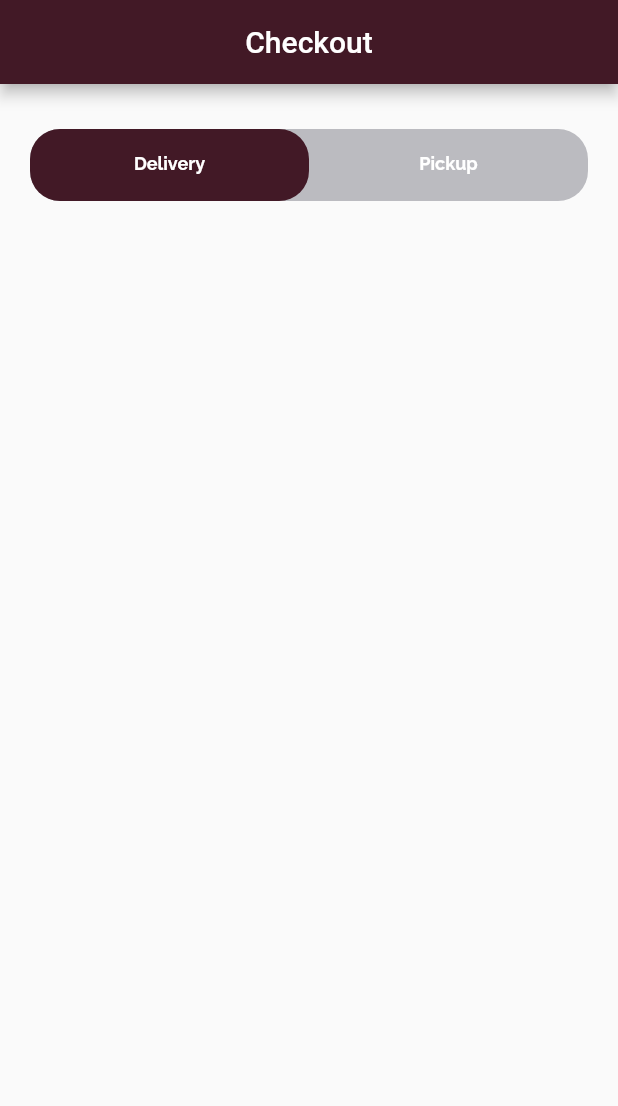
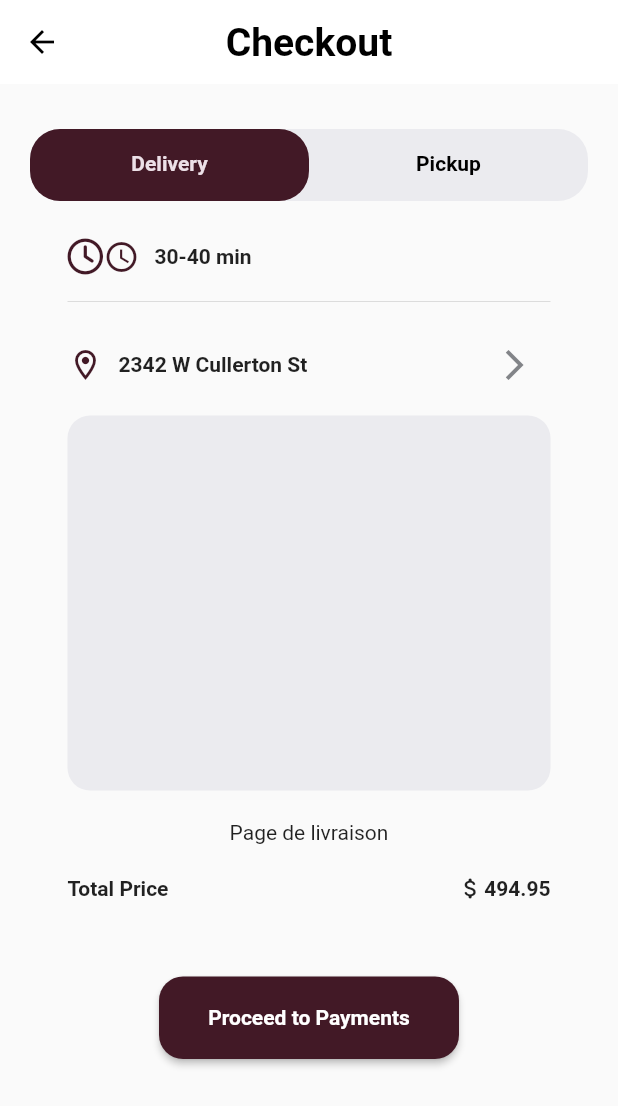
Before and after one commit to desireeDev/wineshop, a Flutter app: the CheckOutScreen screen opened directly, on a phone screen of 412 x 824 dp. Shown: the top 1106 px of the screen. Run offline on Flutter 3.47's test engine with Material 2 defaults, Android fonts, the phone set to English and light mode, and no system bars; our stand-ins replace font_awesome_flutter, google_fonts, introduction_screen; missing offline and left inert: onboarding; Roboto replaces fonts that are missing (Gabriela).

Commit message:
Add de fontawesome icons

```diff
--- a/lib/main.dart
+++ b/lib/main.dart
@@ -1,6 +1,4 @@
 import 'package:flutter/material.dart';
-import 'package:wineshop/screens/intro_screen.dart';
-import 'package:wineshop/screens/present_screen.dart';
 import 'package:wineshop/screens/presentation/introduction_screen.dart';
 
 void main() {
--- a/lib/screens/checkout_screen.dart
+++ b/lib/screens/checkout_screen.dart
@@ -1,4 +1,5 @@
 import 'package:flutter/material.dart';
+import 'package:font_awesome_flutter/font_awesome_flutter.dart';
 import 'package:google_fonts/google_fonts.dart';
 
 class CheckOutScreen extends StatefulWidget {
@@ -27,23 +28,35 @@ class _CheckOutScreenState extends State<CheckOutScreen> with TickerProviderStat
   Widget build(BuildContext context) {
     return Scaffold(
       appBar: AppBar(
+        elevation: 0,
+        backgroundColor: const Color(0xFFFFFFFF),
         title: Text(
             "Checkout",
-            style: GoogleFonts.gabriela(),
+            style: GoogleFonts.gabriela(textStyle: const TextStyle(
+                color: Color(0xff000000),
+                fontWeight: FontWeight.bold,
+              fontSize: 26
+            )),
         ),
         centerTitle: true,
+        leading: IconButton(
+            onPressed: (){
+              Navigator.pop(context);
+            },
+            icon: const Icon(Icons.arrow_back_sharp,color: Color(0xff000000),)),
       ),
       body: ListView(
-        padding: const EdgeInsets.only(left: 20, right: 20, top: 30),
+        padding: const EdgeInsets.only(left: 20, right: 20, top: 30,bottom: 0.0),
         children: [
           Container(
             decoration: BoxDecoration(
               borderRadius: BorderRadius.circular(20),
-              color: const Color(0xFFBBBBC0),
+              color: const Color(0xFFEBEBEF),
             ),
             child: TabBar(
               controller: _controller,
-
+              labelColor: const Color(0xFFECE0E7),
+              unselectedLabelColor: const Color(0xFF000000),
               indicator: BoxDecoration(
                   borderRadius: BorderRadius.circular(20), // Creates border
                   color: const Color(0xFF421926)),
@@ -51,22 +64,27 @@ class _CheckOutScreenState extends State<CheckOutScreen> with TickerProviderStat
                 Tab(
                     child: Text(
                       "Delivery",
-                      style: GoogleFonts.raleway(
-                          fontSize: 12,
+                      style: GoogleFonts.gabriela(
+                          fontSize: 14,
                           fontWeight: FontWeight.bold,
-                          color: const Color(0xFFFFFFFF)),
-                    )),
+                          //color: const Color(0xFFFFFFFF)
+                      ),
+                    )
+                ),
                 Tab(
                     child: Text("Pickup",
-                        style: GoogleFonts.raleway(
-                            fontSize: 12,
+                        style: GoogleFonts.gabriela(
+                            fontSize: 14,
                             fontWeight: FontWeight.bold,
-                            color: const Color(0xFFFFFFFF)))),
+                            //color: const Color(0xFFFFFFFF)
+                        )
+                    )
+                ),
               ],
             ),
           ),
           SizedBox(
-            height: 300,
+            height: 800,
             child: TabBarView(
               controller: _controller,
               children: [
@@ -83,11 +101,132 @@ class _CheckOutScreenState extends State<CheckOutScreen> with TickerProviderStat
 
   //Widget de livraison
   Widget deliveryOpt(){
-      return ListView();
+      return ListView(
+        children: [
+          Padding(
+            padding: const EdgeInsets.all(25.0),
+            child: Container(
+              child: Column(
+                children: [
+                  Row(
+                    children: [
+                      const Icon(FontAwesomeIcons.clock,
+                          color: Color(0xFF421926)),
+                      const Icon(
+                          Icons.access_time,
+                        color: Color(0xFF421926),
+                      ),
+                      const SizedBox(width: 10,),
+                      Text(
+                        "30-40 min",
+                        style: GoogleFonts.gabriela(
+                          fontSize: 14,
+                          fontWeight: FontWeight.w600,
+                        ),
+                      ),
+                    ],
+                  ),
+                  const SizedBox(height: 10,),
+                  const Divider(),
+                  const SizedBox(height: 10,),
+                  Row(
+                    children: [
+                      const Icon(
+                        Icons.location_on_outlined,
+                        color: Color(0xFF421926),
+                      ),
+                      const SizedBox(width: 10,),
+                      Text(
+                        "2342 W Cullerton St",
+                        style: GoogleFonts.gabriela(
+                          fontSize: 14,
+                          fontWeight: FontWeight.w600,
+                        ),
+                      ),
+                      const Spacer(),
+                      IconButton(
+                          onPressed: (){
+                            print("Choisir un emplacement");
+                          },
+                          icon: const Icon(Icons.arrow_forward_ios_outlined,color: Color(0xff828488),)
+                      )
+                    ],
+                  ),
+                  const SizedBox(height: 10,),
+                  Container(
+                    width: 400,
+                    height: 250,
+                    decoration: const BoxDecoration(
+                      borderRadius: BorderRadius.all(Radius.circular(15)),
+                      color: Color(0xFFEBEBEF),
+                    ),
+                  ),
+                  const SizedBox(height: 20,),
+                  const Center(child: Text("Page de livraison")),
+                  const SizedBox(height: 20,),
+                  Row(
+                    children: [
+                      Text(
+                        "Total Price",
+                        style: GoogleFonts.gabriela(
+                          fontSize: 14,
+                          fontWeight: FontWeight.w600,
+                        ),
+                      ),
+                      const Spacer(),
+                      const Icon(
+                        Icons.attach_money_rounded,
+                        size: 18,
+                      ),
+                      Text(
+                        "494.95",
+                        style: GoogleFonts.gabriela(
+                          fontSize: 14,
+                          fontWeight: FontWeight.bold,
+                        ),
+                      ),
+                    ],
+                  ),
+                  const SizedBox(height: 50,),
+                  SizedBox(
+                    height: 55,
+                    width: 200,
+                    child: ElevatedButton(
+                      onPressed: (){
+                        print("Next page");
+
+                      },
+                      style: ElevatedButton.styleFrom(
+                          shape: RoundedRectangleBorder(
+                            borderRadius: BorderRadius.circular(16), // <-- Radius
+                          )
+                      ),
+                      child: Text(
+                        "Proceed to Payments",
+                        style: GoogleFonts.gabriela(textStyle: const TextStyle(fontWeight: FontWeight.bold)),
+                      ),
+                    ),
+                  ),
+                ],
+              ),
+            ),
+          )
+        ],
+      );
   }
 
   //Widget de récupération
   Widget pickupOpt(){
-    return ListView();
+    return ListView(
+      children: [
+        Container(
+          child: Column(
+            children: [
+              Center(child: Text("Page de quitance"))
+            ],
+          ),
+        )
+      ],
+    );
   }
 }
--- a/lib/screens/home_screen.dart
+++ b/lib/screens/home_screen.dart
@@ -22,7 +22,7 @@ class _HomeScreenState extends State<HomeScreen> {
             ),
             IconButton(
                 onPressed: (){
-                  Navigator.pushReplacement(context, MaterialPageRoute(builder: (context) => const CheckOutScreen()));
+                  Navigator.push(context, MaterialPageRoute(builder: (context) => const CheckOutScreen()));
                 },
                 icon: const Icon(Icons.arrow_forward)
             )
--- a/lib/screens/intro_screen.dart
+++ b/lib/screens/intro_screen.dart
@@ -1,4 +1,3 @@
-import 'package:flutter/cupertino.dart';
 import 'package:flutter/material.dart';
 import 'package:onboarding/onboarding.dart';
 import 'package:wineshop/screens/home_screen.dart';
--- a/lib/screens/presentation/introduction_screen.dart
+++ b/lib/screens/presentation/introduction_screen.dart
@@ -74,7 +74,7 @@ class _IntroductionScreenState extends State<IntroductionScreen> {
                       child: Text(
                           "Skip",
                         style: GoogleFonts.gabriela(textStyle: const TextStyle(
-                            color: Color(0xffd1d3d5),
+                            color: Color(0xff828488),
                             fontWeight: FontWeight.w500
                           )
                         ),
--- a/pubspec.yaml
+++ b/pubspec.yaml
@@ -37,6 +37,7 @@ dependencies:
   onboarding: ^3.1.0
   introduction_screen: ^3.1.4
   google_fonts: ^3.0.1
+  font_awesome_flutter: ^10.3.0
 
 dev_dependencies:
   flutter_test:
```
Also changed, not shown: pubspec.lock, ui/checkout.png (added).
